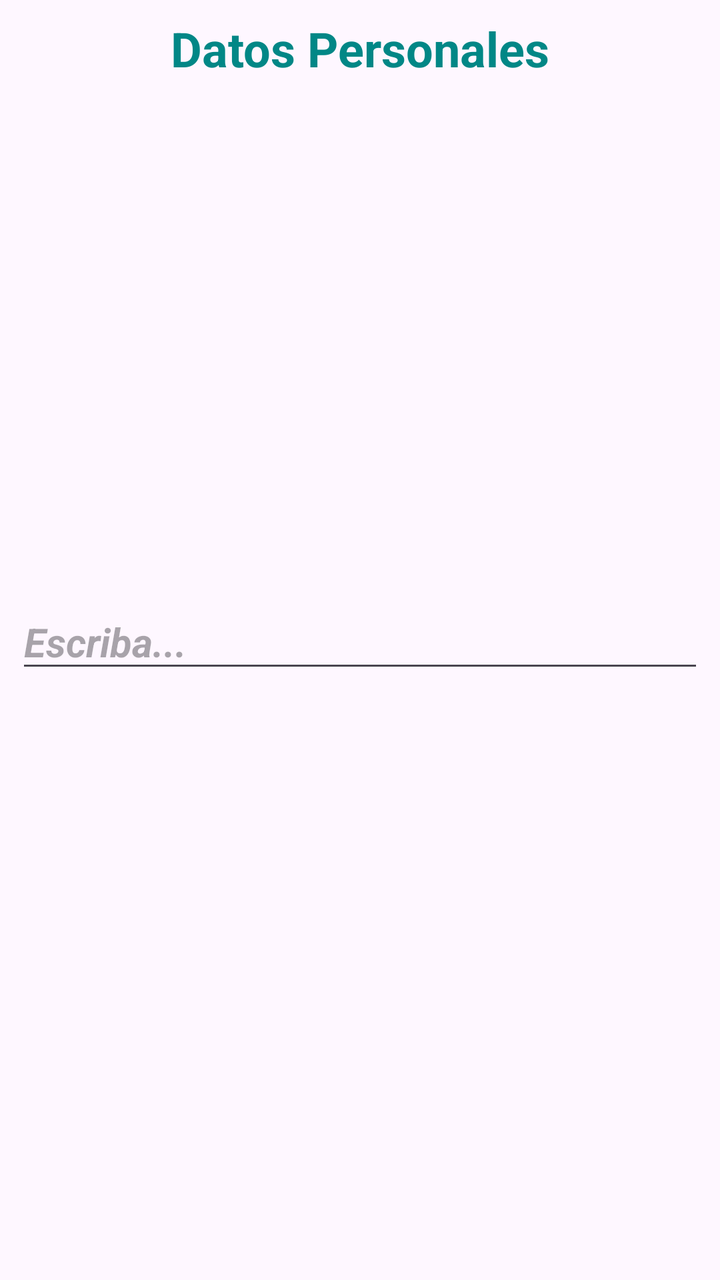
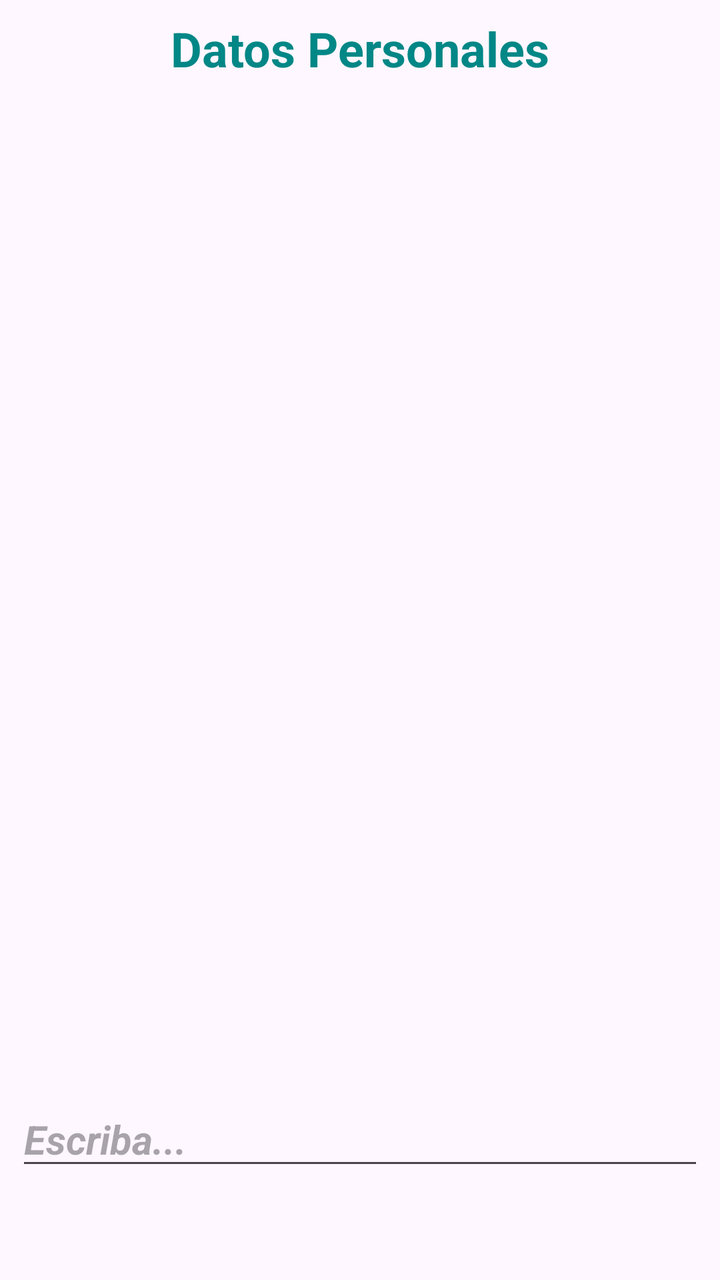

Two renders of the same Android screen: before a commit and after it. Below are the layout's source before the change and the commit's diff.
<!-- AndroidManifest.xml: application theme Theme.InterfazGrafica01 -->
<!-- res/layout/activity_main.xml -->
<?xml version="1.0" encoding="utf-8"?>
<androidx.constraintlayout.widget.ConstraintLayout xmlns:android="http://schemas.android.com/apk/res/android"
    xmlns:app="http://schemas.android.com/apk/res-auto"
    xmlns:tools="http://schemas.android.com/tools"
    android:id="@+id/main"
    android:layout_width="match_parent"
    android:layout_height="wrap_content"
    tools:context=".MainActivity">

    <TextView
        android:id="@+id/textView"
        android:layout_width="wrap_content"
        android:layout_height="wrap_content"
        android:layout_marginTop="8dp"
        android:text="Datos Personales"
        android:textColor="@color/design_default_color_secondary_variant"
        android:textSize="24sp"
        android:textStyle="bold"
        app:layout_constraintEnd_toEndOf="parent"
        app:layout_constraintStart_toStartOf="parent"
        app:layout_constraintTop_toTopOf="parent" />

    <EditText
        android:id="@+id/editTextText"
        android:layout_width="0dp"
        android:layout_height="wrap_content"
        android:layout_marginStart="8dp"
        android:layout_marginTop="8dp"
        android:layout_marginEnd="8dp"
        android:layout_marginBottom="50dp"
        android:ems="10"
        android:hint="Escriba..."
        android:inputType="text"
        android:textSize="20sp"
        android:textStyle="bold|italic"
        app:layout_constraintBottom_toBottomOf="parent"
        app:layout_constraintEnd_toEndOf="parent"
        app:layout_constraintStart_toStartOf="parent"
        app:layout_constraintTop_toBottomOf="@+id/textView" />
</androidx.constraintlayout.widget.ConstraintLayout>
<!-- resources referenced by this layout -->
<resources>
  <style name="Theme.InterfazGrafica01" parent="Base.Theme.InterfazGrafica01" />
  <style name="Base.Theme.InterfazGrafica01" parent="Theme.Material3.DayNight.NoActionBar">
          
          
      </style>
</resources>

<!-- the commit's change to res/layout/activity_main.xml (unified diff, before → after) -->
@@ -35,6 +35,8 @@
         android:textStyle="bold|italic"
         app:layout_constraintBottom_toBottomOf="parent"
         app:layout_constraintEnd_toEndOf="parent"
+        app:layout_constraintHorizontal_bias="1.0"
         app:layout_constraintStart_toStartOf="parent"
-        app:layout_constraintTop_toBottomOf="@+id/textView" />
+        app:layout_constraintTop_toBottomOf="@+id/textView"
+        app:layout_constraintVertical_bias="1.0" />
 </androidx.constraintlayout.widget.ConstraintLayout>
